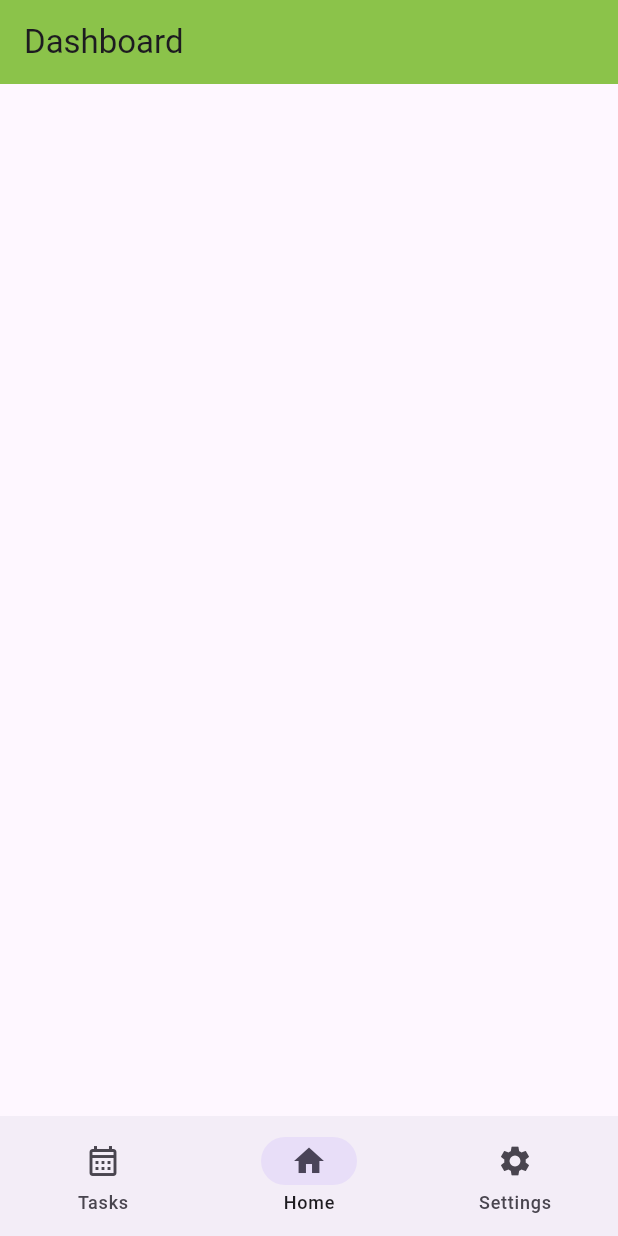
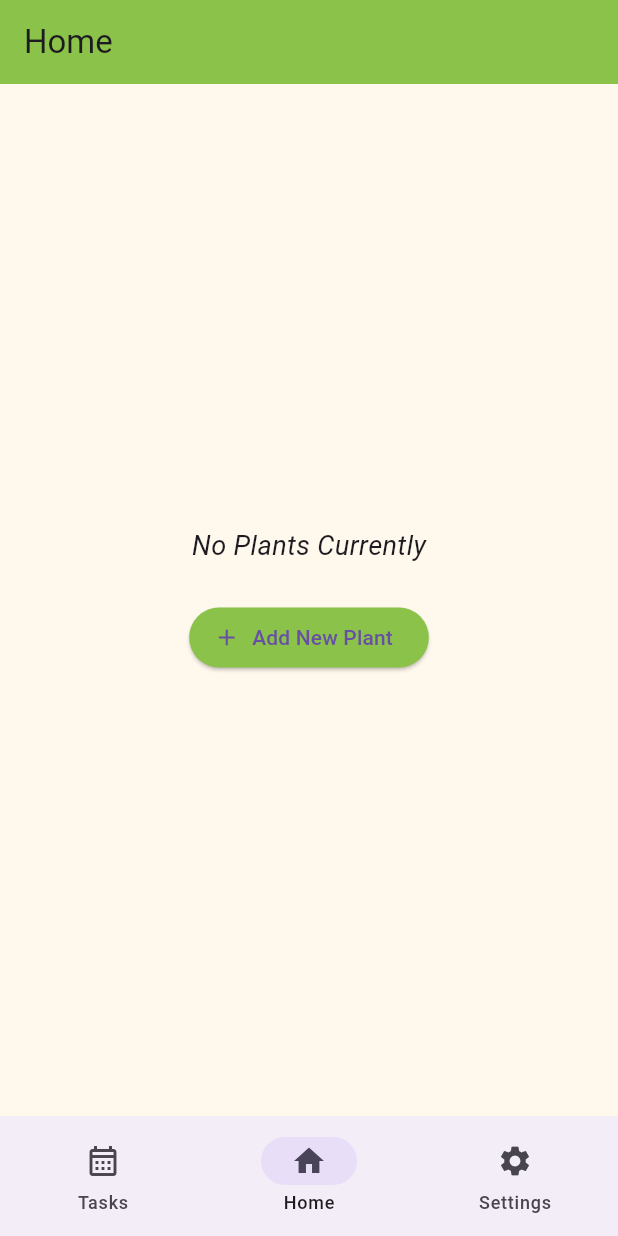
Before and after one commit to aboler/plant-partner, a Flutter app: the screen it shows after launch, item 2 of the bottom bar chosen, on a phone screen of 412 x 824 dp. Run offline on Flutter 3.47's test engine with Material 3 defaults, Android fonts, the phone set to English and light mode, and no system bars; network calls fail.

Commit message:
added in routes, addPlantView screen, clickable add button on home page, successfully connected frontend to api call get data from backend server

```diff
--- a/frontEndSrc/frontend/lib/dashboard_nav.dart
+++ b/frontEndSrc/frontend/lib/dashboard_nav.dart
@@ -1,5 +1,5 @@
 import 'package:flutter/material.dart';
-import 'package:frontend/navPages/dashView.dart';
+import 'package:frontend/navPages/homeView.dart';
 import 'package:frontend/navPages/taskView.dart';
 
 class Dashboard extends StatefulWidget {
@@ -22,7 +22,7 @@ class _DashboardState extends State<Dashboard> {
           builder: (BuildContext context) {
             if (settings.name == '') {
               //details page, container temp
-              return const DashView();
+              return const HomeView();
             }
 
             //main page
--- a/frontEndSrc/frontend/lib/nav.dart
+++ b/frontEndSrc/frontend/lib/nav.dart
@@ -1,6 +1,6 @@
 import 'package:flutter/material.dart';
-import 'package:frontend/dashboard_nav.dart';
-import 'package:frontend/navPages/dashView.dart';
+//import 'package:frontend/dashboard_nav.dart';
+import 'package:frontend/navPages/homeView.dart';
 import 'package:frontend/navPages/settingsView.dart';
 import 'package:frontend/navPages/taskView.dart';
 
@@ -83,7 +83,7 @@ class _NavState extends State<Nav> {
           index: _selectedIndex,
           children: const <Widget>[
             TaskView(),
-            DashView(),
+            HomeView(),
             SettingsView()
           ],
 
--- a/frontEndSrc/frontend/lib/navPages/dashView.dart
+++ /dev/null
@@ -1,15 +0,0 @@
-import 'package:flutter/material.dart';
-
-class DashView extends StatelessWidget {
-  const DashView({super.key});
-
-  @override
-  Widget build(BuildContext context) {
-    return Scaffold(
-      appBar: AppBar(
-        backgroundColor: Colors.lightGreen,
-        title: const Text("Dashboard"),
-      ),
-    );
-  }
-}
--- /dev/null
+++ b/frontEndSrc/frontend/lib/navPages/homeView.dart
@@ -0,0 +1,38 @@
+import 'package:flutter/material.dart';
+
+class HomeView extends StatelessWidget {
+  const HomeView({super.key});
+
+  @override
+  Widget build(BuildContext context) {
+    return Scaffold(
+      appBar: AppBar(
+        title: const Text('Home'),
+        backgroundColor: Colors.lightGreen,
+      ),
+      backgroundColor: const Color.fromARGB(255, 255, 248, 237),
+      body: Center(
+        child: Column(
+          mainAxisAlignment: MainAxisAlignment.center,
+          children: [
+            const Text(
+              "No Plants Currently",
+              style: TextStyle(fontSize: 18, fontStyle: FontStyle.italic),
+            ),
+            const SizedBox(height: 24),
+            ElevatedButton.icon(
+              onPressed: () {
+                Navigator.pushNamed(context, '/addPlant');
+              },
+              icon: const Icon(Icons.add),
+              label: const Text("Add New Plant"),
+              style: ElevatedButton.styleFrom(
+                backgroundColor: Colors.lightGreen,
+              ),
+            ),
+          ],
+        ),
+      ),
+    );
+  }
+}
--- /dev/null
+++ b/frontEndSrc/frontend/lib/routes.dart
@@ -0,0 +1,8 @@
+import 'package:flutter/material.dart';
+import 'package:frontend/plantDetailsView.dart';
+import 'package:frontend/addPlantView.dart';
+
+Map<String, WidgetBuilder> appRoutes = {
+  '/addPlant': (context) => const AddPlantView(),
+  '/plantDetails': (context) => const PlantDetailsView(plantName: "Example Plant"),
+};
--- a/frontEndSrc/frontend/pubspec.yaml
+++ b/frontEndSrc/frontend/pubspec.yaml
@@ -30,6 +30,7 @@ environment:
 dependencies:
   flutter:
     sdk: flutter
+  http: ^1.5.0
 
   # The following adds the Cupertino Icons font to your application.
   # Use with the CupertinoIcons class for iOS style icons.
```
Also changed, not shown: frontEndSrc/frontend/lib/addPlantView.dart (added, +36 -0 lines), frontEndSrc/frontend/lib/main.dart (+21 -0 lines), frontEndSrc/frontend/lib/plantDetailsView.dart (added, +46 -0 lines), frontEndSrc/frontend/pubspec.lock, 1 other file.
